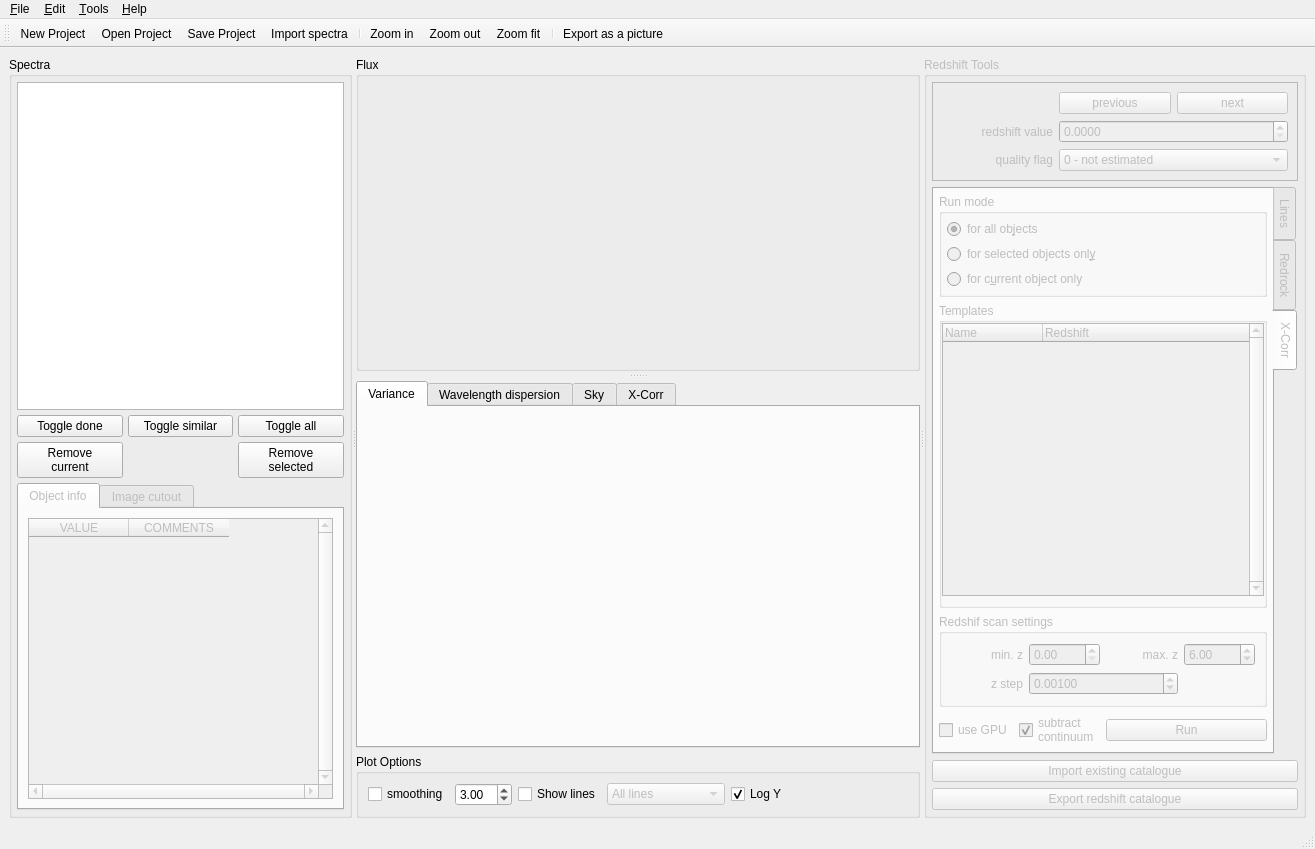
This is src/redmost/ui/main_window.ui in mauritiusdadd/redmost as Qt 5 draws it before an edit. The edited form follows.
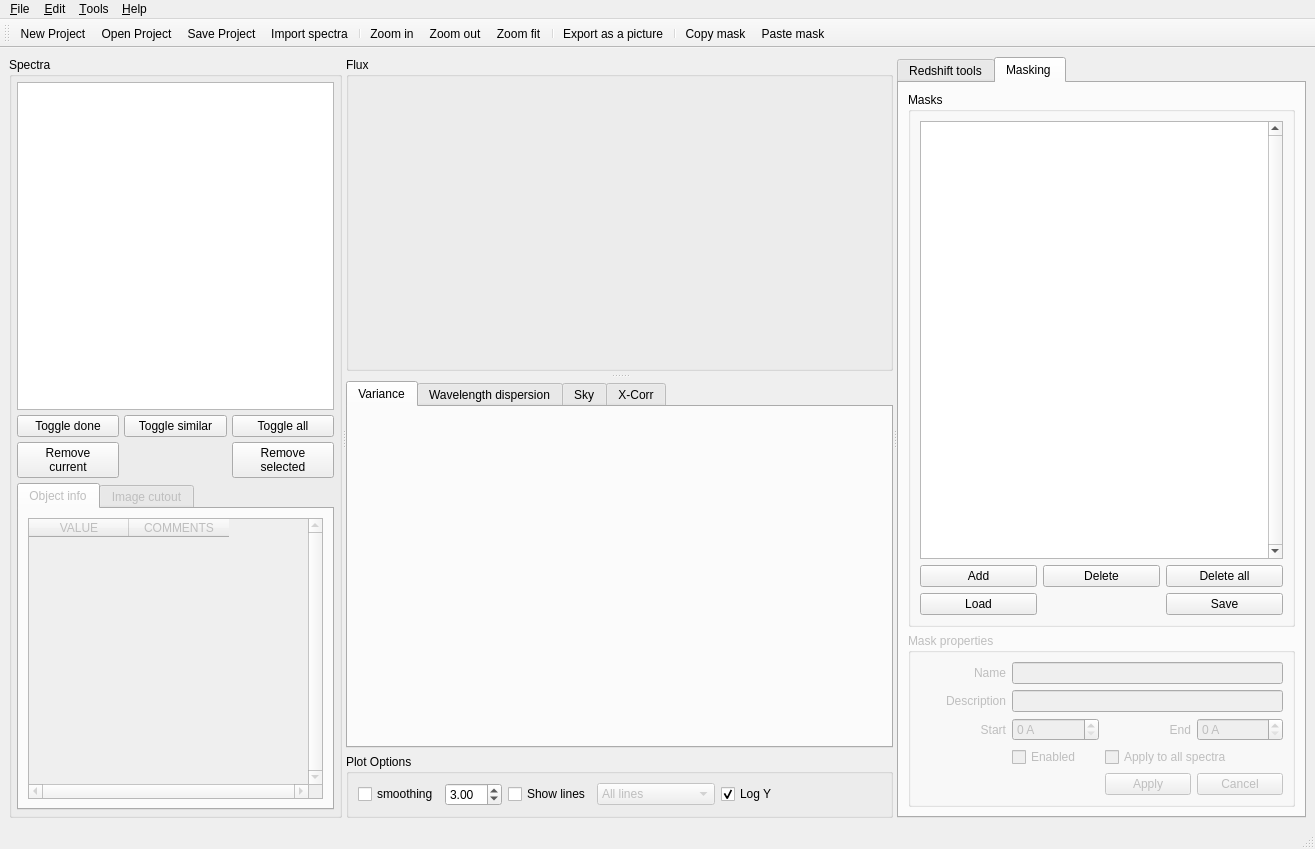
This is the edited form. The open tabs and pages were chosen to show the change. Icons and pictures are not drawn.

Commit message: Add basic spectral masking

The edit to the form file:
```diff
--- a/src/redmost/ui/main_window.ui
+++ b/src/redmost/ui/main_window.ui
@@ -448,9 +448,9 @@
         </item>
        </layout>
       </widget>
-      <widget class="QGroupBox" name="red_group_box">
+      <widget class="QTabWidget" name="tools_tabwidget">
        <property name="enabled">
-        <bool>false</bool>
+        <bool>true</bool>
        </property>
        <property name="sizePolicy">
         <sizepolicy hsizetype="Minimum" vsizetype="MinimumExpanding">
@@ -464,9 +464,16 @@
          <height>0</height>
         </size>
        </property>
-       <property name="title">
-        <string>Redshift Tools</string>
+       <property name="currentIndex">
+        <number>0</number>
        </property>
+       <widget class="QWidget" name="redshift_tools_tab">
+        <property name="enabled">
+         <bool>false</bool>
+        </property>
+        <attribute name="title">
+         <string>Redshift tools</string>
+        </attribute>
        <layout class="QVBoxLayout" name="verticalLayout_4">
         <property name="leftMargin">
          <number>5</number>
@@ -1117,7 +1124,34 @@
               <layout class="QVBoxLayout" name="verticalLayout_13">
                <item>
                 <layout class="QGridLayout" name="gridLayout_3">
-                 <item row="1" column="1" colspan="2">
+                  <item row="1" column="3">
+                   <widget class="QDoubleSpinBox" name="xcorr_z_max_dspinbox">
+                    <property name="value">
+                     <double>6.000000000000000</double>
+                    </property>
+                   </widget>
+                  </item>
+                  <item row="1" column="0">
+                   <widget class="QLabel" name="label_7">
+                    <property name="text">
+                     <string>min. z</string>
+                    </property>
+                    <property name="alignment">
+                     <set>Qt::AlignmentFlag::AlignRight|Qt::AlignmentFlag::AlignTrailing|Qt::AlignmentFlag::AlignVCenter</set>
+                    </property>
+                   </widget>
+                  </item>
+                  <item row="1" column="2">
+                   <widget class="QLabel" name="label_8">
+                    <property name="text">
+                     <string>max. z</string>
+                    </property>
+                    <property name="alignment">
+                     <set>Qt::AlignmentFlag::AlignRight|Qt::AlignmentFlag::AlignTrailing|Qt::AlignmentFlag::AlignVCenter</set>
+                    </property>
+                   </widget>
+                  </item>
+                  <item row="2" column="1" colspan="2">
                   <widget class="QDoubleSpinBox" name="xcorr_z_step_dspinbox">
                    <property name="decimals">
                     <number>5</number>
@@ -1133,34 +1167,7 @@
                    </property>
                   </widget>
                  </item>
-                 <item row="0" column="2">
-                  <widget class="QLabel" name="label_8">
-                   <property name="text">
-                    <string>max. z</string>
-                   </property>
-                   <property name="alignment">
-                    <set>Qt::AlignmentFlag::AlignRight|Qt::AlignmentFlag::AlignTrailing|Qt::AlignmentFlag::AlignVCenter</set>
-                   </property>
-                  </widget>
-                 </item>
-                 <item row="0" column="0">
-                  <widget class="QLabel" name="label_7">
-                   <property name="text">
-                    <string>min. z</string>
-                   </property>
-                   <property name="alignment">
-                    <set>Qt::AlignmentFlag::AlignRight|Qt::AlignmentFlag::AlignTrailing|Qt::AlignmentFlag::AlignVCenter</set>
-                   </property>
-                  </widget>
-                 </item>
-                 <item row="0" column="3">
-                  <widget class="QDoubleSpinBox" name="xcorr_z_max_dspinbox">
-                   <property name="value">
-                    <double>6.000000000000000</double>
-                   </property>
-                  </widget>
-                 </item>
-                 <item row="0" column="1">
+                  <item row="1" column="1">
                   <widget class="QDoubleSpinBox" name="xcorr_z_min_dspinbox">
                    <property name="maximum">
                     <double>999.000000000000000</double>
@@ -1170,7 +1177,7 @@
                    </property>
                   </widget>
                  </item>
-                 <item row="1" column="0">
+                  <item row="2" column="0">
                   <widget class="QLabel" name="label_9">
                    <property name="text">
                     <string>z step</string>
@@ -1247,6 +1254,175 @@
        <zorder>export_zcat_button</zorder>
        <zorder>tab_widget</zorder>
       </widget>
+       <widget class="QWidget" name="masking_tab">
+        <attribute name="title">
+         <string>Masking </string>
+        </attribute>
+        <layout class="QVBoxLayout" name="verticalLayout_3">
+         <item>
+          <widget class="QGroupBox" name="groupBox_3">
+           <property name="title">
+            <string>Masks</string>
+           </property>
+           <layout class="QVBoxLayout" name="verticalLayout_15">
+            <item>
+             <widget class="QListWidget" name="mask_listwidget">
+              <property name="verticalScrollBarPolicy">
+               <enum>Qt::ScrollBarPolicy::ScrollBarAlwaysOn</enum>
+              </property>
+             </widget>
+            </item>
+            <item>
+             <layout class="QGridLayout" name="gridLayout_4">
+              <item row="0" column="1">
+               <widget class="QPushButton" name="mask_delete_button">
+                <property name="text">
+                 <string>Delete</string>
+                </property>
+               </widget>
+              </item>
+              <item row="0" column="0">
+               <widget class="QPushButton" name="mask_add_button">
+                <property name="text">
+                 <string>Add</string>
+                </property>
+               </widget>
+              </item>
+              <item row="2" column="0">
+               <widget class="QPushButton" name="mask_load_button">
+                <property name="text">
+                 <string>Load</string>
+                </property>
+               </widget>
+              </item>
+              <item row="0" column="2">
+               <widget class="QPushButton" name="mask_deleteall_button">
+                <property name="text">
+                 <string>Delete all</string>
+                </property>
+               </widget>
+              </item>
+              <item row="2" column="2">
+               <widget class="QPushButton" name="mask_save_button">
+                <property name="text">
+                 <string>Save</string>
+                </property>
+               </widget>
+              </item>
+             </layout>
+            </item>
+           </layout>
+          </widget>
+         </item>
+         <item>
+          <widget class="QGroupBox" name="mask_properties_groupbox">
+           <property name="enabled">
+            <bool>false</bool>
+           </property>
+           <property name="title">
+            <string>Mask properties</string>
+           </property>
+           <layout class="QGridLayout" name="gridLayout_7">
+            <item row="1" column="0">
+             <widget class="QLabel" name="label_10">
+              <property name="text">
+               <string>Name</string>
+              </property>
+              <property name="alignment">
+               <set>Qt::AlignmentFlag::AlignRight|Qt::AlignmentFlag::AlignTrailing|Qt::AlignmentFlag::AlignVCenter</set>
+              </property>
+             </widget>
+            </item>
+            <item row="3" column="2">
+             <widget class="QSpinBox" name="mask_start_spinbox">
+              <property name="suffix">
+               <string> A</string>
+              </property>
+              <property name="maximum">
+               <number>999999</number>
+              </property>
+             </widget>
+            </item>
+            <item row="3" column="0">
+             <widget class="QLabel" name="label_12">
+              <property name="text">
+               <string>Start</string>
+              </property>
+              <property name="alignment">
+               <set>Qt::AlignmentFlag::AlignRight|Qt::AlignmentFlag::AlignTrailing|Qt::AlignmentFlag::AlignVCenter</set>
+              </property>
+             </widget>
+            </item>
+            <item row="3" column="3">
+             <widget class="QLabel" name="label_13">
+              <property name="text">
+               <string>End</string>
+              </property>
+              <property name="alignment">
+               <set>Qt::AlignmentFlag::AlignRight|Qt::AlignmentFlag::AlignTrailing|Qt::AlignmentFlag::AlignVCenter</set>
+              </property>
+             </widget>
+            </item>
+            <item row="4" column="3" colspan="2">
+             <widget class="QCheckBox" name="mask_apply_all_checkbox">
+              <property name="text">
+               <string>Apply to all spectra</string>
+              </property>
+             </widget>
+            </item>
+            <item row="4" column="2">
+             <widget class="QCheckBox" name="mask_enabled_checkbox">
+              <property name="text">
+               <string>Enabled</string>
+              </property>
+             </widget>
+            </item>
+            <item row="1" column="2" colspan="3">
+             <widget class="QLineEdit" name="mask_name_textbox"/>
+            </item>
+            <item row="3" column="4">
+             <widget class="QSpinBox" name="mask_end_spinbox">
+              <property name="suffix">
+               <string> A</string>
+              </property>
+              <property name="maximum">
+               <number>999999</number>
+              </property>
+             </widget>
+            </item>
+            <item row="2" column="0">
+             <widget class="QLabel" name="label_14">
+              <property name="text">
+               <string>Description</string>
+              </property>
+              <property name="alignment">
+               <set>Qt::AlignmentFlag::AlignRight|Qt::AlignmentFlag::AlignTrailing|Qt::AlignmentFlag::AlignVCenter</set>
+              </property>
+             </widget>
+            </item>
+            <item row="2" column="2" colspan="3">
+             <widget class="QLineEdit" name="mask_desc_textbox"/>
+            </item>
+            <item row="5" column="4">
+             <widget class="QPushButton" name="mask_cancel_button">
+              <property name="text">
+               <string>Cancel</string>
+              </property>
+             </widget>
+            </item>
+            <item row="5" column="3">
+             <widget class="QPushButton" name="mask_apply_button">
+              <property name="text">
+               <string>Apply</string>
+              </property>
+             </widget>
+            </item>
+           </layout>
+          </widget>
+         </item>
+        </layout>
+       </widget>
+      </widget>
      </widget>
     </item>
    </layout>
@@ -1327,6 +1503,9 @@
    <addaction name="action_zoom_fit"/>
    <addaction name="separator"/>
    <addaction name="action_export_as_a_picture"/>
+   <addaction name="separator"/>
+   <addaction name="action_mask_copy"/>
+   <addaction name="action_mask_paste"/>
   </widget>
   <action name="action_open_project">
    <property name="icon">
@@ -1483,6 +1662,34 @@
     <string>&amp;Export as a picture</string>
    </property>
   </action>
+  <action name="action_mask_copy">
+   <property name="icon">
+    <iconset theme="QIcon::ThemeIcon::EditCopy"/>
+   </property>
+   <property name="text">
+    <string>&amp;Copy mask</string>
+   </property>
+   <property name="toolTip">
+    <string>Copy the current selected mask</string>
+   </property>
+   <property name="menuRole">
+    <enum>QAction::MenuRole::NoRole</enum>
+   </property>
+  </action>
+  <action name="action_mask_paste">
+   <property name="icon">
+    <iconset theme="QIcon::ThemeIcon::EditPaste"/>
+   </property>
+   <property name="text">
+    <string>Paste mask</string>
+   </property>
+   <property name="toolTip">
+    <string>Paste a mask on the current selected spectra</string>
+   </property>
+   <property name="menuRole">
+    <enum>QAction::MenuRole::NoRole</enum>
+   </property>
+  </action>
  </widget>
  <resources/>
  <connections>
```
Left out of the diff: 85 changed lines with no effect on the pictures. Lines whose indentation alone changed are shown as unchanged. The commit also changes 1 other file.
